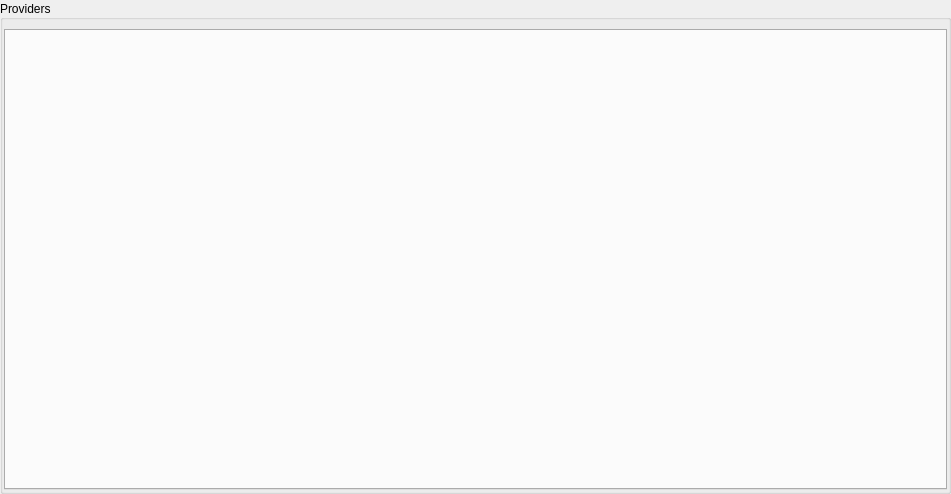
Before: the Qt Designer form src/ui/widgets/providerwidget.ui in mhatina/openlmi_gui, drawn with Qt 5.
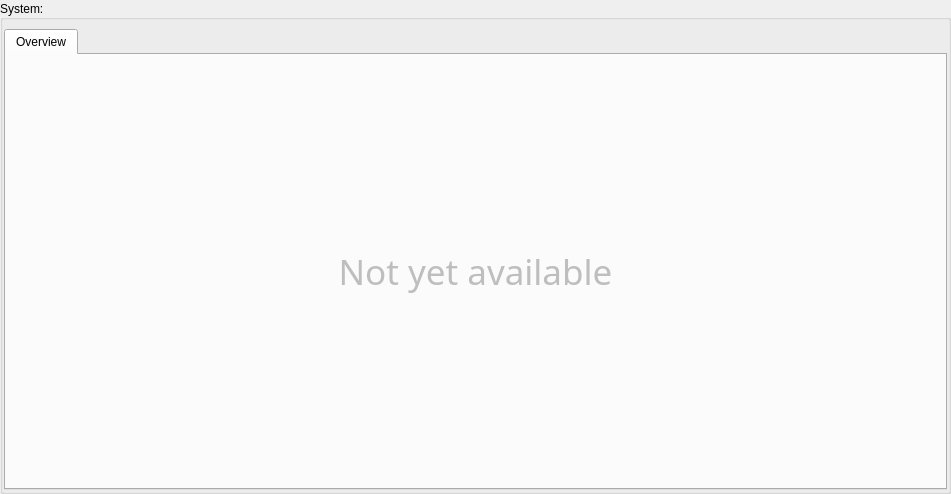
After: the same form once the commit is applied.

Commit message: renamed plugins; removed edit button; autorefresh, added overview tab, settings, stop refresh button; system remove by right click

What changed in the file:
```diff
--- a/src/ui/widgets/providerwidget.ui
+++ b/src/ui/widgets/providerwidget.ui
@@ -47,7 +47,7 @@
       </size>
      </property>
      <property name="title">
-      <string>Providers</string>
+      <string>System:</string>
      </property>
      <property name="alignment">
       <set>Qt::AlignLeading|Qt::AlignLeft|Qt::AlignVCenter</set>
@@ -59,6 +59,9 @@
       <bool>false</bool>
      </property>
      <layout class="QGridLayout" name="gridLayout_2">
+      <property name="sizeConstraint">
+       <enum>QLayout::SetDefaultConstraint</enum>
+      </property>
       <property name="leftMargin">
        <number>1</number>
       </property>
@@ -68,6 +71,9 @@
       <property name="bottomMargin">
        <number>1</number>
       </property>
+      <property name="verticalSpacing">
+       <number>6</number>
+      </property>
       <item row="0" column="0" colspan="2">
        <widget class="QTabWidget" name="tab_widget">
         <property name="enabled">
@@ -88,6 +94,33 @@
         <property name="currentIndex">
          <number>-1</number>
         </property>
+        <widget class="QWidget" name="overview_tab">
+         <attribute name="title">
+          <string>Overview</string>
+         </attribute>
+         <layout class="QGridLayout" name="gridLayout_3">
+          <item row="0" column="0">
+           <widget class="QLabel" name="label">
+            <property name="enabled">
+             <bool>false</bool>
+            </property>
+            <property name="font">
+             <font>
+              <family>Sans Serif</family>
+              <pointsize>26</pointsize>
+              <italic>false</italic>
+             </font>
+            </property>
+            <property name="text">
+             <string>Not yet available</string>
+            </property>
+            <property name="alignment">
+             <set>Qt::AlignCenter</set>
+            </property>
+           </widget>
+          </item>
+         </layout>
+        </widget>
        </widget>
       </item>
      </layout>
```
Left out of the diff: 2 changed lines with no effect on the pictures. The commit also changes 161 other files.
